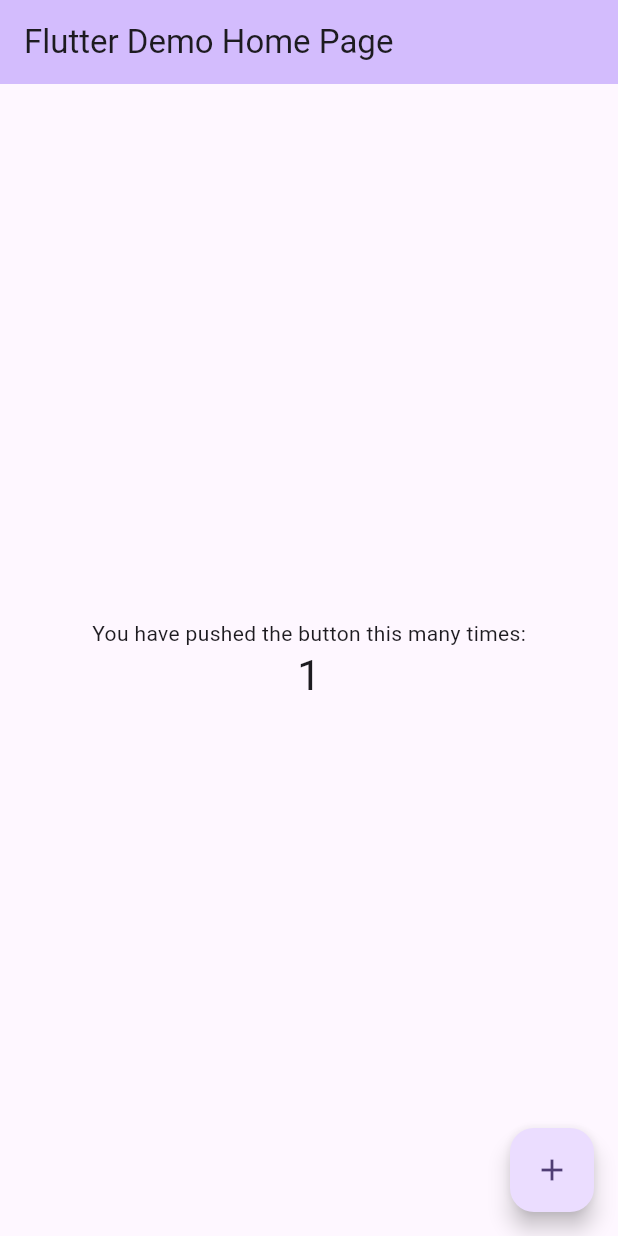
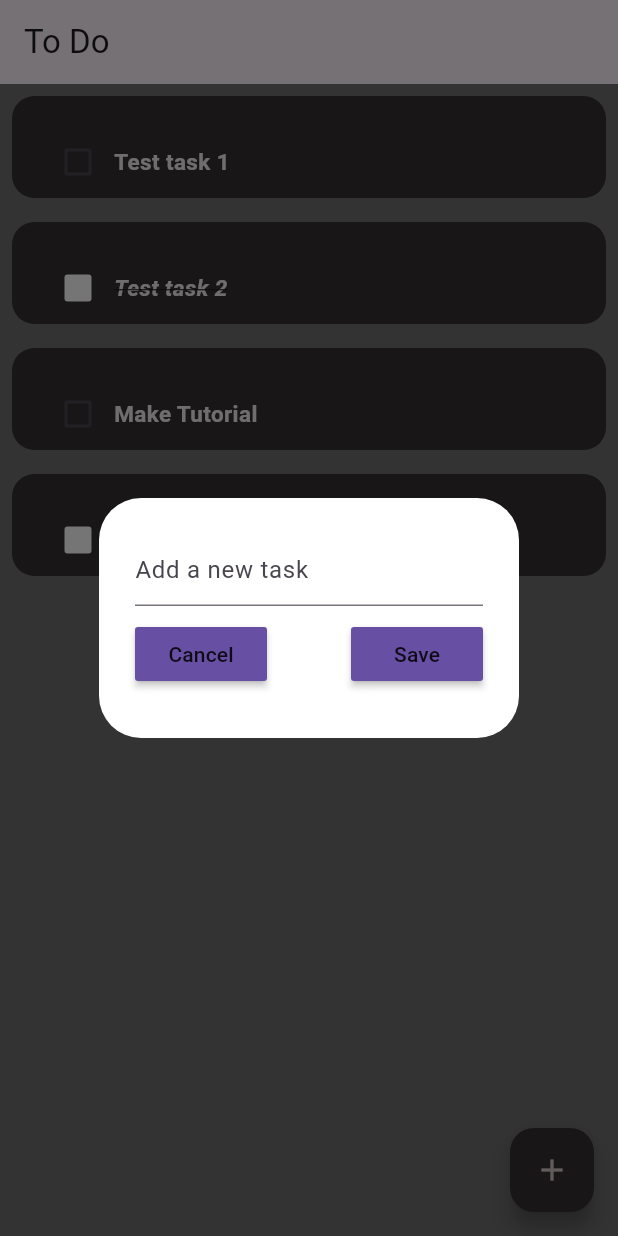
Before and after one commit to nuwan-dharmarathna/toDo-App, a Flutter app: the screen it shows after launch, after a tap on the "add" icon, on a phone screen of 412 x 824 dp. Run offline on Flutter 3.47's test engine with Material 3 defaults, Android fonts, the phone set to English and light mode, and no system bars; drawn by our look-alikes of flutter_slidable.

Commit message:
build frontend

```diff
--- a/frontend/lib/main.dart
+++ b/frontend/lib/main.dart
@@ -1,4 +1,5 @@
 import 'package:flutter/material.dart';
+import 'package:frontend/pages/home_page.dart';
 
 void main() {
   runApp(const MyApp());
@@ -7,119 +8,13 @@ void main() {
 class MyApp extends StatelessWidget {
   const MyApp({super.key});
 
-  // This widget is the root of your application.
   @override
   Widget build(BuildContext context) {
     return MaterialApp(
-      title: 'Flutter Demo',
-      theme: ThemeData(
-        // This is the theme of your application.
-        //
-        // TRY THIS: Try running your application with "flutter run". You'll see
-        // the application has a purple toolbar. Then, without quitting the app,
-        // try changing the seedColor in the colorScheme below to Colors.green
-        // and then invoke "hot reload" (save your changes or press the "hot
-        // reload" button in a Flutter-supported IDE, or press "r" if you used
-        // the command line to start the app).
-        //
-        // Notice that the counter didn't reset back to zero; the application
-        // state is not lost during the reload. To reset the state, use hot
-        // restart instead.
-        //
-        // This works for code too, not just values: Most code changes can be
-        // tested with just a hot reload.
-        colorScheme: ColorScheme.fromSeed(seedColor: Colors.deepPurple),
-        useMaterial3: true,
-      ),
-      home: const MyHomePage(title: 'Flutter Demo Home Page'),
-    );
+        debugShowCheckedModeBanner: false,
+        home: const HomePage(),
+        theme: ThemeData(
+          primarySwatch: Colors.cyan,
+        ));
   }
 }
-
-class MyHomePage extends StatefulWidget {
-  const MyHomePage({super.key, required this.title});
-
-  // This widget is the home page of your application. It is stateful, meaning
-  // that it has a State object (defined below) that contains fields that affect
-  // how it looks.
-
-  // This class is the configuration for the state. It holds the values (in this
-  // case the title) provided by the parent (in this case the App widget) and
-  // used by the build method of the State. Fields in a Widget subclass are
-  // always marked "final".
-
-  final String title;
-
-  @override
-  State<MyHomePage> createState() => _MyHomePageState();
-}
-
-class _MyHomePageState extends State<MyHomePage> {
-  int _counter = 0;
-
-  void _incrementCounter() {
-    setState(() {
-      // This call to setState tells the Flutter framework that something has
-      // changed in this State, which causes it to rerun the build method below
-      // so that the display can reflect the updated values. If we changed
-      // _counter without calling setState(), then the build method would not be
-      // called again, and so nothing would appear to happen.
-      _counter++;
-    });
-  }
-
-  @override
-  Widget build(BuildContext context) {
-    // This method is rerun every time setState is called, for instance as done
-    // by the _incrementCounter method above.
-    //
-    // The Flutter framework has been optimized to make rerunning build methods
-    // fast, so that you can just rebuild anything that needs updating rather
-    // than having to individually change instances of widgets.
-    return Scaffold(
-      appBar: AppBar(
-        // TRY THIS: Try changing the color here to a specific color (to
-        // Colors.amber, perhaps?) and trigger a hot reload to see the AppBar
-        // change color while the other colors stay the same.
-        backgroundColor: Theme.of(context).colorScheme.inversePrimary,
-        // Here we take the value from the MyHomePage object that was created by
-        // the App.build method, and use it to set our appbar title.
-        title: Text(widget.title),
-      ),
-      body: Center(
-        // Center is a layout widget. It takes a single child and positions it
-        // in the middle of the parent.
-        child: Column(
-          // Column is also a layout widget. It takes a list of children and
-          // arranges them vertically. By default, it sizes itself to fit its
-          // children horizontally, and tries to be as tall as its parent.
-          //
-          // Column has various properties to control how it sizes itself and
-          // how it positions its children. Here we use mainAxisAlignment to
-          // center the children vertically; the main axis here is the vertical
-          // axis because Columns are vertical (the cross axis would be
-          // horizontal).
-          //
-          // TRY THIS: Invoke "debug painting" (choose the "Toggle Debug Paint"
-          // action in the IDE, or press "p" in the console), to see the
-          // wireframe for each widget.
-          mainAxisAlignment: MainAxisAlignment.center,
-          children: <Widget>[
-            const Text(
-              'You have pushed the button this many times:',
-            ),
-            Text(
-              '$_counter',
-              style: Theme.of(context).textTheme.headlineMedium,
-            ),
-          ],
-        ),
-      ),
-      floatingActionButton: FloatingActionButton(
-        onPressed: _incrementCounter,
-        tooltip: 'Increment',
-        child: const Icon(Icons.add),
-      ), // This trailing comma makes auto-formatting nicer for build methods.
-    );
-  }
-}
--- /dev/null
+++ b/frontend/lib/pages/home_page.dart
@@ -0,0 +1,89 @@
+import 'package:flutter/material.dart';
+import 'package:frontend/pages/utils/dialog_box.dart';
+import 'package:frontend/pages/utils/todo_tile.dart';
+
+class HomePage extends StatefulWidget {
+  const HomePage({super.key});
+
+  @override
+  State<HomePage> createState() => _HomePageState();
+}
+
+class _HomePageState extends State<HomePage> {
+  // text controler
+  final _controller = TextEditingController();
+
+  // List of todo tasks
+  List toDoList = [
+    ["Test task 1", false],
+    ["Test task 2", true],
+    ["Make Tutorial", false],
+    ["Do Exersices", true]
+  ];
+
+  // checkbox tapped
+  void checkBoxChanged(bool? value, int index) {
+    setState(() {
+      toDoList[index][1] = !toDoList[index][1];
+      _controller.clear();
+    });
+  }
+
+  // save new task
+  void saveNewTask() {
+    setState(() {
+      toDoList.add([_controller.text, false]);
+    });
+    Navigator.of(context).pop();
+  }
+
+  // create a new task
+  void createNewTask() {
+    showDialog(
+        context: context,
+        builder: (context) {
+          return DialogBox(
+            controller: _controller,
+            onSave: saveNewTask,
+            onCancel: () => Navigator.of(context).pop(),
+          );
+        });
+  }
+
+  // delete task
+  void deleteTask(int index) {
+    setState(() {
+      toDoList.removeAt(index);
+    });
+  }
+
+  @override
+  Widget build(BuildContext context) {
+    return Scaffold(
+      backgroundColor: const Color.fromARGB(249, 107, 106, 106),
+      appBar: AppBar(
+        title: const Text("To Do"),
+        elevation: 0,
+      ),
+      floatingActionButton: FloatingActionButton(
+        backgroundColor: const Color.fromARGB(255, 53, 48, 48),
+        onPressed: createNewTask,
+        child: const Icon(
+          Icons.add,
+          color: Color.fromARGB(255, 214, 198, 198),
+        ),
+      ),
+      body: ListView.builder(
+        itemCount: toDoList.length,
+        itemBuilder: (context, index) {
+          return ToDoTile(
+            taskName: toDoList[index][0],
+            isCompleted: toDoList[index][1],
+            onChanged: (value) => checkBoxChanged(value, index),
+            deleteFunction: (context) => deleteTask(index),
+          );
+        },
+      ),
+    );
+  }
+}
--- /dev/null
+++ b/frontend/lib/pages/utils/buttons.dart
@@ -0,0 +1,16 @@
+import 'package:flutter/material.dart';
+
+class MyButtons extends StatelessWidget {
+  final String btnName;
+  VoidCallback onPressed;
+
+  MyButtons({super.key, required this.btnName, required this.onPressed});
+
+  @override
+  Widget build(BuildContext context) {
+    return MaterialButton(
+        onPressed: onPressed,
+        color: Theme.of(context).primaryColor,
+        child: Text(btnName));
+  }
+}
--- /dev/null
+++ b/frontend/lib/pages/utils/dialog_box.dart
@@ -0,0 +1,46 @@
+import 'package:flutter/material.dart';
+import 'package:frontend/pages/utils/buttons.dart';
+
+class DialogBox extends StatelessWidget {
+  final controller;
+  VoidCallback onSave;
+  VoidCallback onCancel;
+
+  DialogBox(
+      {super.key,
+      required this.controller,
+      required this.onSave,
+      required this.onCancel});
+
+  @override
+  Widget build(BuildContext context) {
+    return AlertDialog(
+      backgroundColor: const Color.fromARGB(255, 255, 255, 255),
+      content: SizedBox(
+        height: 120,
+        child:
+            Column(mainAxisAlignment: MainAxisAlignment.spaceEvenly, children: [
+          // user input
+          TextField(
+            controller: controller,
+            decoration: const InputDecoration(hintText: "Add a new task"),
+          ),
+
+          // save button and cancle button
+          Row(
+            mainAxisAlignment: MainAxisAlignment.end,
+            children: [
+              // cancel button
+              MyButtons(btnName: "Cancel", onPressed: onCancel),
+
+              const Spacer(),
+
+              // save button
+              MyButtons(btnName: "Save", onPressed: onSave),
+            ],
+          )
+        ]),
+      ),
+    );
+  }
+}
--- /dev/null
+++ b/frontend/lib/pages/utils/todo_tile.dart
@@ -0,0 +1,64 @@
+import 'package:flutter/material.dart';
+import 'package:flutter_slidable/flutter_slidable.dart';
+
+class ToDoTile extends StatelessWidget {
+  final String taskName;
+  final bool isCompleted;
+  Function(bool?)? onChanged;
+  Function(BuildContext)? deleteFunction;
+
+  ToDoTile({
+    super.key,
+    required this.taskName,
+    required this.isCompleted,
+    required this.onChanged,
+    required this.deleteFunction,
+  });
+
+  @override
+  Widget build(BuildContext context) {
+    return Slidable(
+      endActionPane: ActionPane(
+        motion: const StretchMotion(),
+        children: [
+          SlidableAction(
+            onPressed: deleteFunction,
+            icon: Icons.delete,
+            backgroundColor: Colors.red,
+            borderRadius: BorderRadius.circular(15),
+          ),
+        ],
+      ),
+      child: Padding(
+        padding: const EdgeInsets.all(8.0),
+        child: Container(
+          padding: const EdgeInsets.only(left: 20, right: 20, top: 20),
+          decoration: BoxDecoration(
+            color: Color.fromARGB(255, 53, 48, 48),
+            borderRadius: BorderRadius.circular(15),
+          ),
+          child: Row(children: [
+            Checkbox(
+              value: isCompleted,
+              onChanged: onChanged,
+              activeColor: Colors.white,
+            ),
+            Text(
+              taskName,
+              style: TextStyle(
+                fontSize: 15,
+                fontWeight: FontWeight.bold,
+                color: const Color.fromARGB(255, 242, 237, 237),
+                fontStyle:
+                    isCompleted == true ? FontStyle.italic : FontStyle.normal,
+                decoration: isCompleted == true
+                    ? TextDecoration.lineThrough
+                    : TextDecoration.none,
+              ),
+            ),
+          ]),
+        ),
+      ),
+    );
+  }
+}
--- a/frontend/pubspec.yaml
+++ b/frontend/pubspec.yaml
@@ -1,5 +1,5 @@
 name: frontend
-description: "A new Flutter project."
+description: 'A new Flutter project.'
 # The following line prevents the package from being accidentally published to
 # pub.dev using `flutter pub publish`. This is preferred for private packages.
 publish_to: 'none' # Remove this line if you wish to publish to pub.dev
@@ -31,10 +31,10 @@ dependencies:
   flutter:
     sdk: flutter
 
-
   # The following adds the Cupertino Icons font to your application.
   # Use with the CupertinoIcons class for iOS style icons.
   cupertino_icons: ^1.0.2
+  flutter_slidable: ^1.2.0
 
 dev_dependencies:
   flutter_test:
@@ -52,7 +52,6 @@ dev_dependencies:
 
 # The following section is specific to Flutter packages.
 flutter:
-
   # The following line ensures that the Material Icons font is
   # included with your application, so that you can use the icons in
   # the material Icons class.
```
Also changed, not shown: frontend/lib/constants.dart (added), frontend/pubspec.lock.
